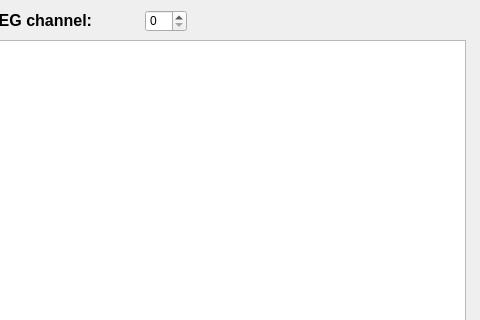
First picture: the form in src/gui/window.ui, repository lvareka/basil-ssvep-online, before the edit; both pictures show x 605 to 1085 and y 0 to 320 of the 1085 by 838 pixel window.
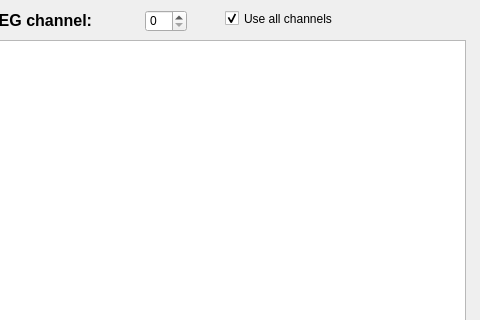
Second picture: the form after the edit.

Commit message: Calculate PSDs from all available EEG channels.

What changed in the file:
```diff
--- a/src/gui/window.ui
+++ b/src/gui/window.ui
@@ -285,6 +285,25 @@
      <number>3</number>
     </property>
    </widget>
+   <widget class="QCheckBox" name="cbAllChannels">
+    <property name="enabled">
+     <bool>true</bool>
+    </property>
+    <property name="geometry">
+     <rect>
+      <x>830</x>
+      <y>10</y>
+      <width>111</width>
+      <height>17</height>
+     </rect>
+    </property>
+    <property name="text">
+     <string>Use all channels</string>
+    </property>
+    <property name="checked">
+     <bool>true</bool>
+    </property>
+   </widget>
   </widget>
   <widget class="QMenuBar" name="menubar">
    <property name="geometry">
```
The commit also changes 3 other files.
